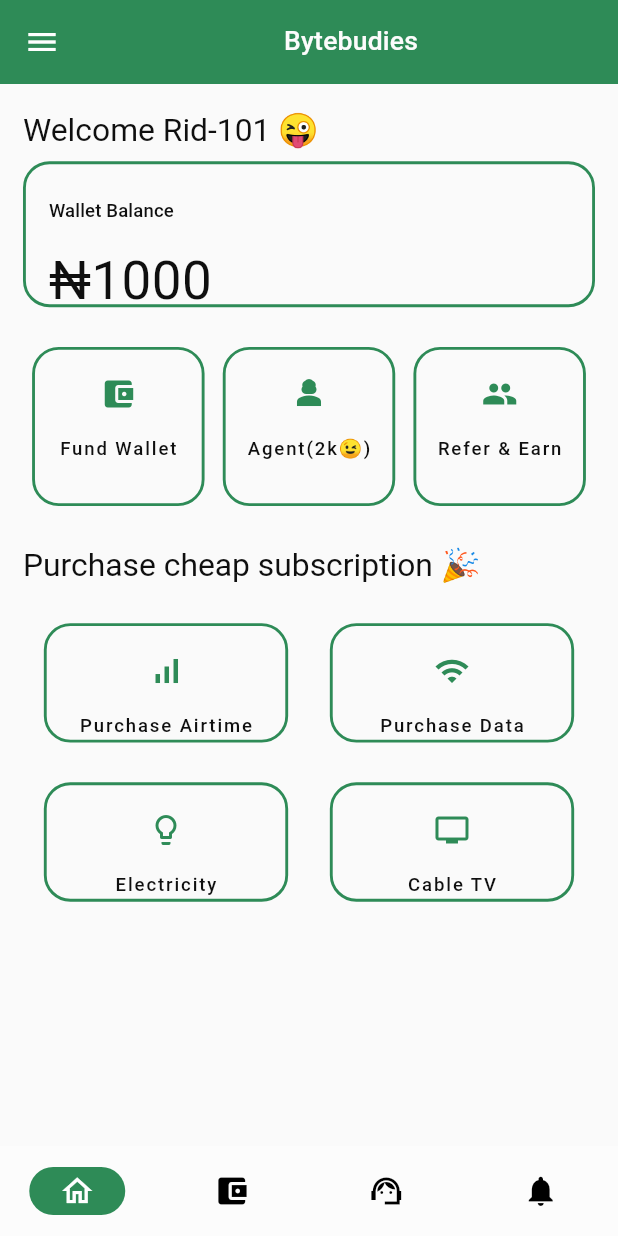
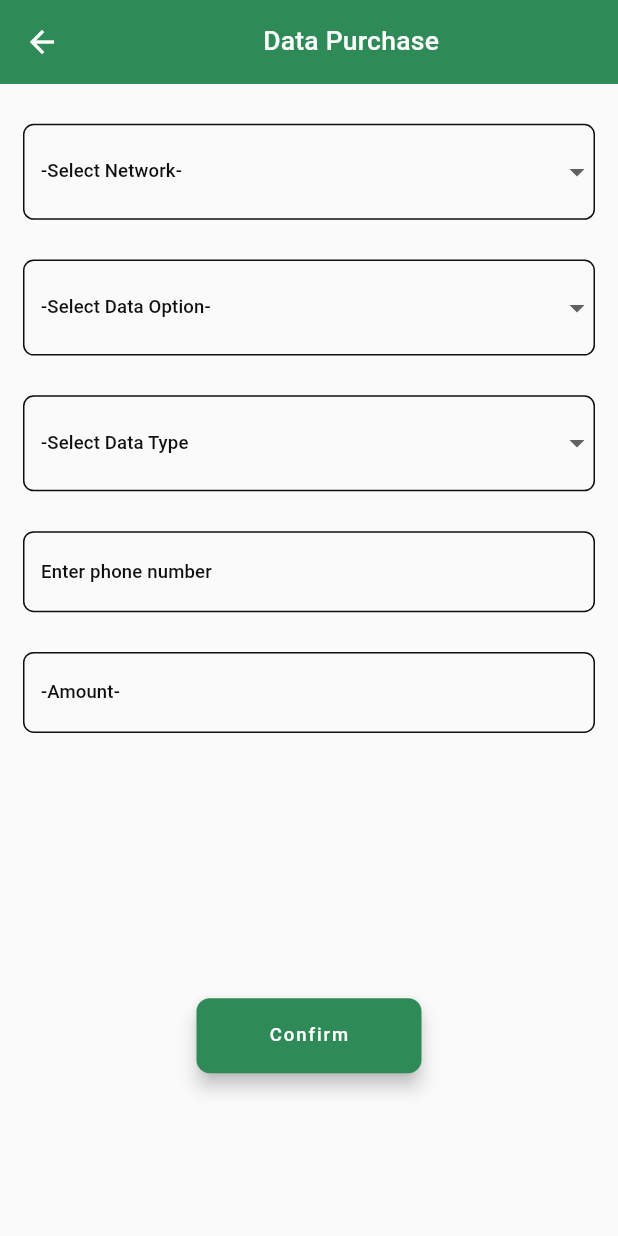
Before and after one commit to ridwan-101/bytebuddies, a Flutter app: the screen it shows after launch, after a tap on "Purchase Data", on a phone screen of 412 x 824 dp. Run offline on Flutter 3.47's test engine with Material 2 defaults, Android fonts, the phone set to English and light mode, and no system bars; our stand-ins replace flutter_screenutil.

Commit message:
data purchase and listing ui

```diff
--- a/lib/ui/views/airtime purchase/airtime_purchase_view.dart
+++ b/lib/ui/views/airtime purchase/airtime_purchase_view.dart
@@ -20,7 +20,6 @@ class _AirtimePurchaseViewState extends State<AirtimePurchaseView> {
     ThemeData theme = Theme.of(context);
     Palette? palette = theme.extension<Palette>();
     return Scaffold(
-      drawer: const NavBar(),
       appBar: AppBar(
         elevation: 0,
         backgroundColor: AppColors.seaGreen,
@@ -156,7 +155,7 @@ class _AirtimePurchaseViewState extends State<AirtimePurchaseView> {
               minimumSize: const Size(150, 50),
             ),
             child: const Text('Confirm'),
-          )
+          ),
         ],
       )),
     );
--- a/lib/ui/views/data purchase/datapurchase_view.dart
+++ b/lib/ui/views/data purchase/datapurchase_view.dart
@@ -0,0 +1,385 @@
+import 'package:bytebuddies/ui/common/app_colors.dart';
+import 'package:bytebuddies/ui/common/ui_helpers.dart';
+import 'package:flutter/material.dart';
+import 'package:flutter_screenutil/flutter_screenutil.dart';
+
+class DataPurchaseView extends StatefulWidget {
+  const DataPurchaseView({Key? key}) : super(key: key);
+
+  @override
+  _DataPurchaseViewState createState() => _DataPurchaseViewState();
+}
+
+class _DataPurchaseViewState extends State<DataPurchaseView> {
+  String _selectedNetwork = '-1';
+  String _selectedDataType = '-1';
+  String _selectedDataOption = '-1';
+
+  List<String> getDataPlansForNetworkAndOption(String network, String option) {
+    switch (network) {
+      case '-2': // MTN
+        switch (option) {
+          case 'SME':
+            return [
+              '500MB SME = 150.0 1 MONTH',
+              '1GB SME = 250.0 1 MONTH',
+              '2GB SME = 480.0 1 MONTH',
+              '3GB SME = 680.0 1 MONTH',
+              '5GB SME = 1,180.0 1 MONTH',
+              '10GB SME = 2,280.0 1 MONTH',
+            ];
+          case 'Gifting':
+            return [
+              '1GB Gifting = 230.0 7 DAYS',
+              '3GB Gifting = 650.0 1 MONTH',
+              '1.5GB Gifting = 350.0 1 MONTH',
+            ];
+          case 'Corporate Gifting':
+            return [
+              '500MB Corporate Gifting = 130.0 1 MONTH',
+              '1GB Corporate Gifting = 250.0 1 MONTH',
+              '2GB Corporate Gifting = 480.0 1 MONTH',
+              '3GB Corporate Gifting = 700.0 1 MONTH',
+              '5GB Corporate Gifting = 1,200.0 1 MONTH',
+              '10GB Corporate Gifting = 2,300.0 1 MONTH',
+            ];
+          default:
+            return [];
+        }
+      case '-3': // Airtel
+        switch (option) {
+          // case 'SME':
+          // return [
+          //   'Airtel SME Plan A',
+          //   'Airtel SME Plan B',
+          //   'Airtel SME Plan C'
+          // ];
+          case 'Gifting':
+            return [
+              '100MB GIFTING = 70.0 1 MONTH',
+              '300MB GIFTING = 130.0 1 MONTH',
+              '500MB GIFTING = 170.0 1 MONTH',
+              '1GB GIFTING = 240.0 1 MONTH',
+              '2GB GIFTING = 480.0 1 MONTH',
+              '5GB GIFTING = 1,180.0 1 MONTH',
+              '10GB GIFTING = 2,280.0 1 MONTH',
+            ];
+          // case 'Corporate Gifting':
+          // return [
+          //   'Airtel Corporate Gifting Plan P',
+          //   'Airtel Corporate Gifting Plan Q',
+          //   'Airtel Corporate Gifting Plan R'
+          // ];
+          default:
+            return [];
+        }
+      case '-4': // 9mobile
+        switch (option) {
+          // case 'SME':
+          //   return [
+          //     '9mobile SME Plan A',
+          //     '9mobile SME Plan B',
+          //     '9mobile SME Plan C'
+          //   ];
+          // case 'Gifting':
+          //   return [
+          //     '9mobile Gifting Plan X',
+          //     '9mobile Gifting Plan Y',
+          //     '9mobile Gifting Plan Z'
+          //   ];
+          // case 'Corporate Gifting':
+          //   return [
+          //     '9mobile Corporate Gifting Plan P',
+          //     '9mobile Corporate Gifting Plan Q',
+          //     '9mobile Corporate Gifting Plan R'
+          //   ];
+          default:
+            return [];
+        }
+      case '-5': // Glo
+        switch (option) {
+          // case 'SME':
+          //   return ['Glo SME Plan A', 'Glo SME Plan B', 'Glo SME Plan C'];
+          case 'Gifting':
+            return [
+              '200MB GIFTING = 70.0 1 MONTH',
+              '500MB GIFTING = 170.0 1 MONTH',
+              '1GB GIFTING = 250.0 1 MONTH',
+              '2GB GIFTING = 500.0 1 MONTH',
+              '3GB GIFTING = 780.0 1 MONTH',
+              '5GB GIFTING = 1,280.0 1 MONTH',
+              '10GB GIFTING = 2,480.0 1 MONTH',
+            ];
+          // case 'Corporate Gifting':
+          //   return [
+          //     'Glo Corporate Gifting Plan P',
+          //     'Glo Corporate Gifting Plan Q',
+          //     'Glo Corporate Gifting Plan R'
+          //   ];
+          default:
+            return [];
+        }
+      default:
+        return [];
+    }
+  }
+
+  @override
+  Widget build(BuildContext context) {
+    ThemeData theme = Theme.of(context);
+    List<String> dataPlans =
+        getDataPlansForNetworkAndOption(_selectedNetwork, _selectedDataOption);
+
+    return Scaffold(
+      appBar: AppBar(
+        elevation: 0,
+        backgroundColor: AppColors.seaGreen,
+        title: Center(
+          child: Text(
+            'Data Purchase',
+            style: TextStyle(
+              color: AppColors.white,
+            ),
+          ),
+        ),
+      ),
+      body: SafeArea(
+        child: ListView(
+          padding: EdgeInsets.symmetric(
+            horizontal: sidePadding,
+          ),
+          children: [
+            Column(
+              children: [
+                SizedBox(height: 30.h),
+                DropdownButtonFormField(
+                  borderRadius: BorderRadius.circular(8.r),
+                  decoration: InputDecoration(
+                    enabledBorder: OutlineInputBorder(
+                      borderSide: BorderSide(color: AppColors.black),
+                      borderRadius: BorderRadius.circular(8.r),
+                    ),
+                    focusedBorder: OutlineInputBorder(
+                      borderSide: BorderSide(color: AppColors.black),
+                      borderRadius: BorderRadius.circular(8.r),
+                    ),
+                  ),
+                  value: _selectedNetwork,
+                  items: [
+                    DropdownMenuItem(
+                      value: '-1',
+                      child: Text(
+                        '-Select Network-',
+                        style: theme.textTheme.titleSmall?.copyWith(
+                          color: AppColors.black,
+                        ),
+                      ),
+                    ),
+                    DropdownMenuItem(
+                      value: '-2',
+                      child: Text(
+                        'MTN',
+                        style: theme.textTheme.titleSmall?.copyWith(
+                          color: AppColors.black,
+                        ),
+                      ),
+                    ),
+                    DropdownMenuItem(
+                      value: '-3',
+                      child: Text(
+                        'AIRTEL',
+                        style: theme.textTheme.titleSmall?.copyWith(
+                          color: AppColors.black,
+                        ),
+                      ),
+                    ),
+                    DropdownMenuItem(
+                      value: '-4',
+                      child: Text(
+                        '9MOBILE',
+                        style: theme.textTheme.titleSmall?.copyWith(
+                          color: AppColors.black,
+                        ),
+                      ),
+                    ),
+                    DropdownMenuItem(
+                      value: '-5',
+                      child: Text(
+                        'GLO',
+                        style: theme.textTheme.titleSmall?.copyWith(
+                          color: AppColors.black,
+                        ),
+                      ),
+                    ),
+                  ],
+                  onChanged: (value) {
+                    setState(() {
+                      _selectedNetwork = value.toString();
+                      // Reset selected data type and data option when network changes
+                      _selectedDataType = '-1';
+                      _selectedDataOption = '-1';
+                    });
+                  },
+                ),
+                SizedBox(
+                  height: 30.h,
+                ),
+                DropdownButtonFormField(
+                  borderRadius: BorderRadius.circular(8.r),
+                  decoration: InputDecoration(
+                    enabledBorder: OutlineInputBorder(
+                      borderSide: BorderSide(color: AppColors.black),
+                      borderRadius: BorderRadius.circular(8.r),
+                    ),
+                    focusedBorder: OutlineInputBorder(
+                      borderSide: BorderSide(color: AppColors.black),
+                      borderRadius: BorderRadius.circular(8.r),
+                    ),
+                  ),
+                  value: _selectedDataOption,
+                  items: [
+                    DropdownMenuItem(
+                      value: '-1',
+                      child: Text(
+                        '-Select Data Option-',
+                        style: theme.textTheme.titleSmall?.copyWith(
+                          color: AppColors.black,
+                        ),
+                      ),
+                    ),
+                    DropdownMenuItem(
+                      value: 'SME',
+                      child: Text(
+                        'SME',
+                        style: theme.textTheme.titleSmall?.copyWith(
+                          color: AppColors.black,
+                        ),
+                      ),
+                    ),
+                    DropdownMenuItem(
+                      value: 'Gifting',
+                      child: Text(
+                        'Gifting',
+                        style: theme.textTheme.titleSmall?.copyWith(
+                          color: AppColors.black,
+                        ),
+                      ),
+                    ),
+                    DropdownMenuItem(
+                      value: 'Corporate Gifting',
+                      child: Text(
+                        'Corporate Gifting',
+                        style: theme.textTheme.titleSmall?.copyWith(
+                          color: AppColors.black,
+                        ),
+                      ),
+                    ),
+                  ],
+                  onChanged: (value) {
+                    setState(() {
+                      _selectedDataOption = value.toString();
+                    });
+                  },
+                ),
+                SizedBox(
+                  height: 30.h,
+                ),
+                DropdownButtonFormField(
+                  borderRadius: BorderRadius.circular(8.r),
+                  decoration: InputDecoration(
+                    enabledBorder: OutlineInputBorder(
+                      borderSide: BorderSide(color: AppColors.black),
+                      borderRadius: BorderRadius.circular(8.r),
+                    ),
+                    focusedBorder: OutlineInputBorder(
+                      borderSide: BorderSide(color: AppColors.black),
+                      borderRadius: BorderRadius.circular(8.r),
+                    ),
+                  ),
+                  value: _selectedDataType,
+                  items: [
+                    DropdownMenuItem(
+                      value: '-1',
+                      child: Text(
+                        '-Select Data Type',
+                        style: theme.textTheme.titleSmall?.copyWith(
+                          color: AppColors.black,
+                        ),
+                      ),
+                    ),
+                    for (String plan in dataPlans)
+                      DropdownMenuItem(
+                        value: plan,
+                        child: Text(
+                          plan,
+                          style: theme.textTheme.titleSmall?.copyWith(
+                            color: AppColors.black,
+                          ),
+                        ),
+                      ),
+                  ],
+                  onChanged: (value) {
+                    setState(() {
+                      _selectedDataType = value.toString();
+                    });
+                  },
+                ),
+                SizedBox(height: 30.h),
+                TextFormField(
+                  decoration: InputDecoration(
+                    labelText: 'Enter phone number',
+                    labelStyle: TextStyle(color: AppColors.black),
+                    enabledBorder: OutlineInputBorder(
+                      borderSide: BorderSide(color: AppColors.black),
+                      borderRadius: BorderRadius.circular(8.r),
+                    ),
+                    focusedBorder: OutlineInputBorder(
+                      borderSide: BorderSide(color: AppColors.black),
+                      borderRadius: BorderRadius.circular(8.r),
+                    ),
+                  ),
+                  style: theme.textTheme.titleSmall?.copyWith(
+                    color: AppColors.black,
+                  ),
+                ),
+                SizedBox(height: 30.h),
+                TextFormField(
+                  decoration: InputDecoration(
+                    labelText: '-Amount-',
+                    labelStyle: TextStyle(color: AppColors.black),
+                    enabledBorder: OutlineInputBorder(
+                      borderSide: BorderSide(color: AppColors.black),
+                      borderRadius: BorderRadius.circular(8.r),
+                    ),
+                    focusedBorder: OutlineInputBorder(
+                      borderSide: BorderSide(color: AppColors.black),
+                      borderRadius: BorderRadius.circular(8.r),
+                    ),
+                  ),
+                  style: theme.textTheme.titleSmall?.copyWith(
+                    color: AppColors.black,
+                  ),
+                ),
+                SizedBox(height: 200.h),
+                ElevatedButton(
+                  onPressed: () {
+                    // Add your button onPressed logic here
+                  },
+                  style: ElevatedButton.styleFrom(
+                    elevation: 5,
+                    backgroundColor: AppColors.seaGreen,
+                    shape: RoundedRectangleBorder(
+                      borderRadius: BorderRadius.circular(10.r),
+                    ),
+                    minimumSize: const Size(150, 50),
+                  ),
+                  child: const Text('Confirm'),
+                ),
+              ],
+            ),
+          ],
+        ),
+      ),
+    );
+  }
+}
--- a/lib/ui/views/home/home_view.dart
+++ b/lib/ui/views/home/home_view.dart
@@ -1,6 +1,6 @@
 import 'package:bytebuddies/ui/common/app_colors.dart';
 import 'package:bytebuddies/ui/common/ui_helpers.dart';
-import 'package:bytebuddies/ui/views/home/widget/data_purchase.dart';
+import 'package:bytebuddies/ui/views/home/widget/cheap-subscription.dart';
 import 'package:bytebuddies/ui/views/home/widget/services_renderd.dart';
 import 'package:bytebuddies/ui/views/nav%20bar/navbar.dart';
 import 'package:flutter/material.dart';
--- a/lib/ui/views/home/widget/data_purchase.dart
+++ b/lib/ui/views/home/widget/cheap-subscription.dart
@@ -1,5 +1,6 @@
 import 'package:bytebuddies/ui/common/app_colors.dart';
 import 'package:bytebuddies/ui/views/airtime%20purchase/airtime_purchase_view.dart';
+import 'package:bytebuddies/ui/views/data%20purchase/datapurchase_view.dart';
 import 'package:flutter/material.dart';
 import 'package:flutter_screenutil/flutter_screenutil.dart';
 
@@ -59,7 +60,10 @@ class _DataPurchaseUiState extends State<DataPurchaseUi> {
             ),
             InkWell(
               onTap: () {
-                print("Purchase Data clicked");
+                Navigator.push(
+                  context,
+                  MaterialPageRoute(builder: (context) => DataPurchaseView()),
+                );
               },
               child: Container(
                 height: 90.h,
```
Also changed, not shown: assets/png/9mobile.png (added), assets/png/airtel.png (added), assets/png/glo.png (added), assets/png/mtn.png (added), assets/png/wallet.png (deleted).
